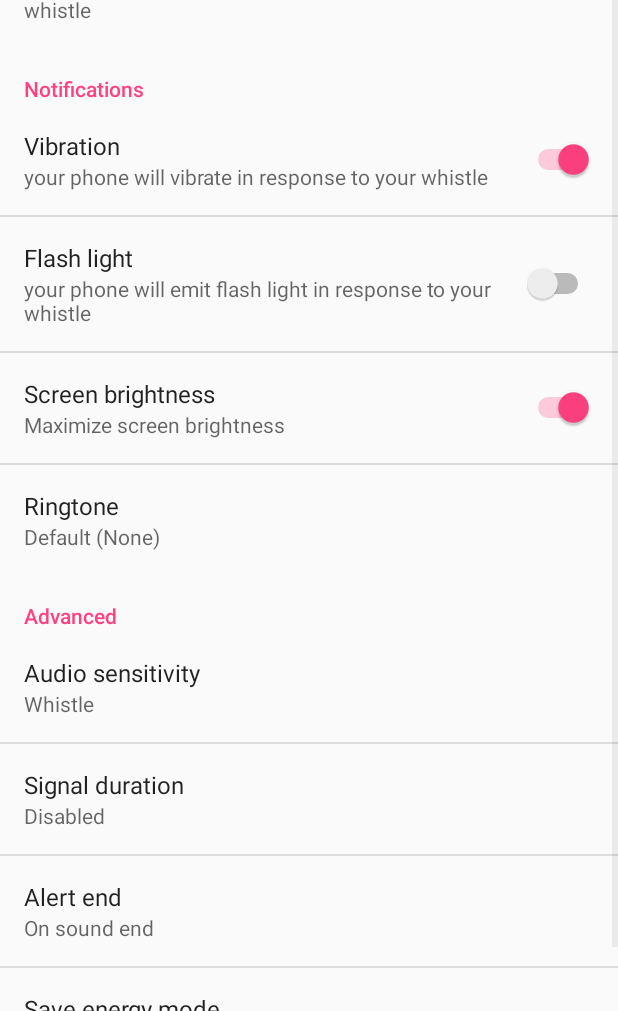
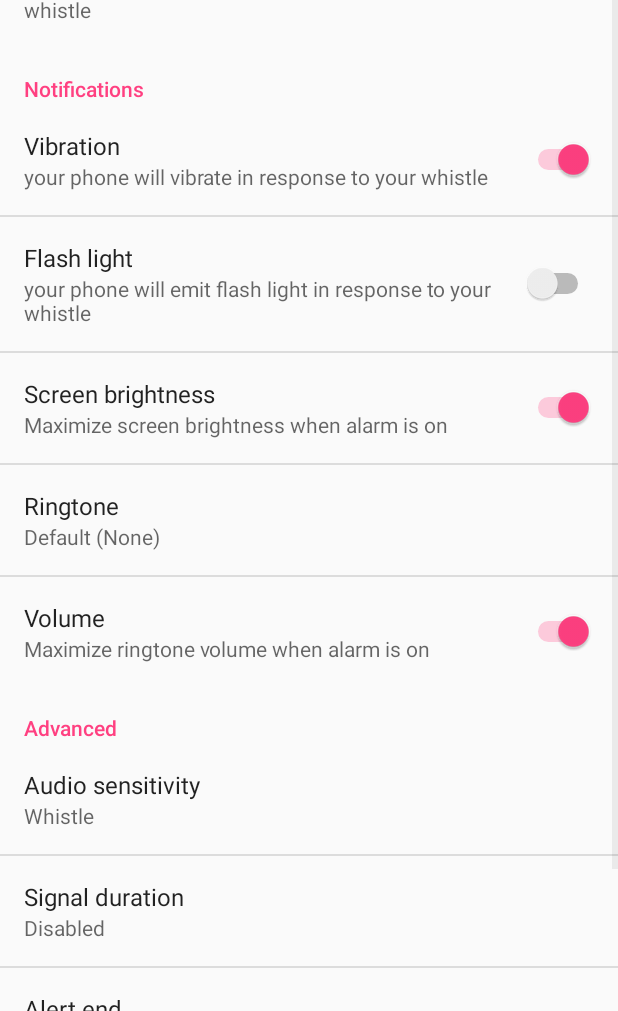
Before and after one commit to Hazem-Ben-Khalfallah/VocalFinder, an Android app: the SettingsActivity screen opened directly, with no data from a screen before it, on a phone screen of 412 x 824 dp, the part 225-1236 px from its top. Run offline under Robolectric (Android 15) with nearby library versions, the phone set to English and light mode, and no system bars.

Commit message:
add preference to maximize ringtone volume when alarm is on

```diff
--- a/app/src/main/res/values/bools.xml
+++ b/app/src/main/res/values/bools.xml
@@ -5,4 +5,5 @@
     <bool name="enableFlashLight_default">true</bool>
     <bool name="enableVibration_default">true</bool>
     <bool name="maximizeScreenBrightness_default">true</bool>
+    <bool name="maximizeVolume_default">true</bool>
 </resources>
--- a/app/src/main/res/values/strings.xml
+++ b/app/src/main/res/values/strings.xml
@@ -45,7 +45,9 @@
     <string name="pref_signal_duration_title">Signal duration</string>
     <string name="pref_signal_duration_summary">How many seconds should the signal last to trigger the alarm</string>
     <string name="pref_maximize_screen_brightness_title">Screen brightness</string>
-    <string name="pref_maximize_screen_brightness_summary">Maximize screen brightness</string>
+    <string name="pref_maximize_screen_brightness_summary">Maximize screen brightness when alarm is on</string>
+    <string name="pref_maximize_volume_title">Volume</string>
+    <string name="pref_maximize_volume_summary">Maximize ringtone volume when alarm is on</string>
 
     <string-array name="list_sensitivity_preference_entries">
         <item>normal human voice</item>
--- a/app/src/main/res/xml/pref_notification.xml
+++ b/app/src/main/res/xml/pref_notification.xml
@@ -40,6 +40,13 @@
             android:dependency="enableVocalFinder"
             android:ringtoneType="ringtone"
             android:title="@string/pref_title_ringtone" />
+
+        <SwitchPreference
+            android:key="maximizeVolume"
+            android:defaultValue="@bool/maximizeVolume_default"
+            android:dependency="enableVocalFinder"
+            android:summary="@string/pref_maximize_volume_summary"
+            android:title="@string/pref_maximize_volume_title" />
     </PreferenceCategory>
 
     <PreferenceCategory
```
Also changed, not shown: app/src/main/java/com/blacknebula/vocalfinder/service/VocalFinderIntentService.java (+41 -2 lines).
